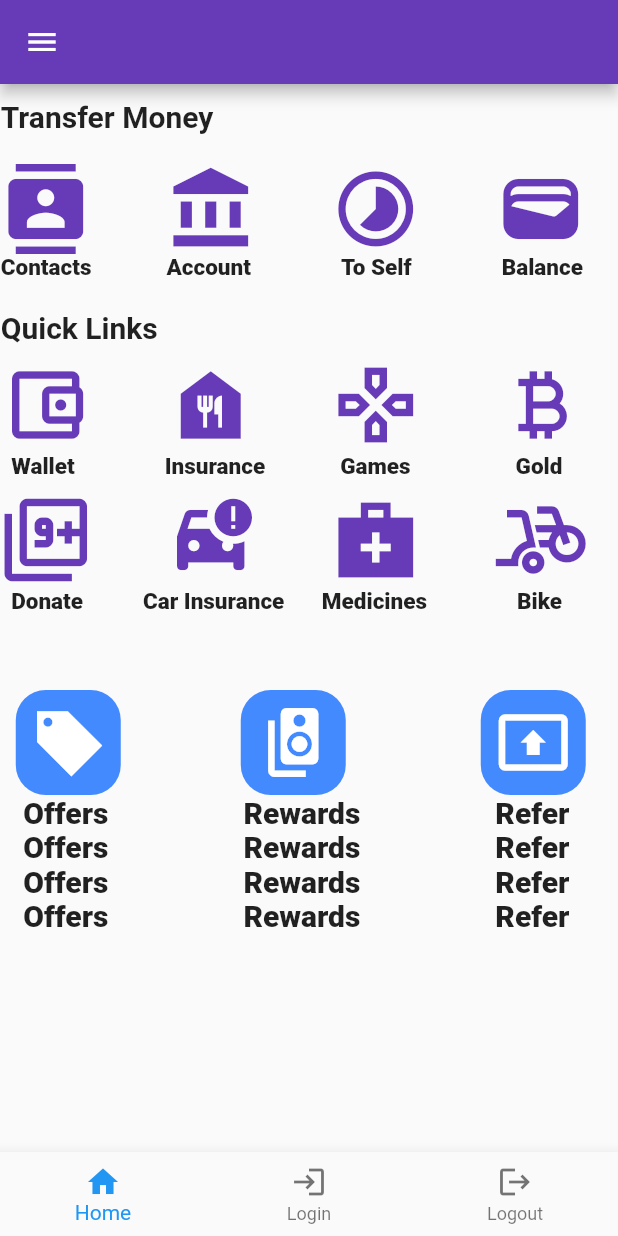
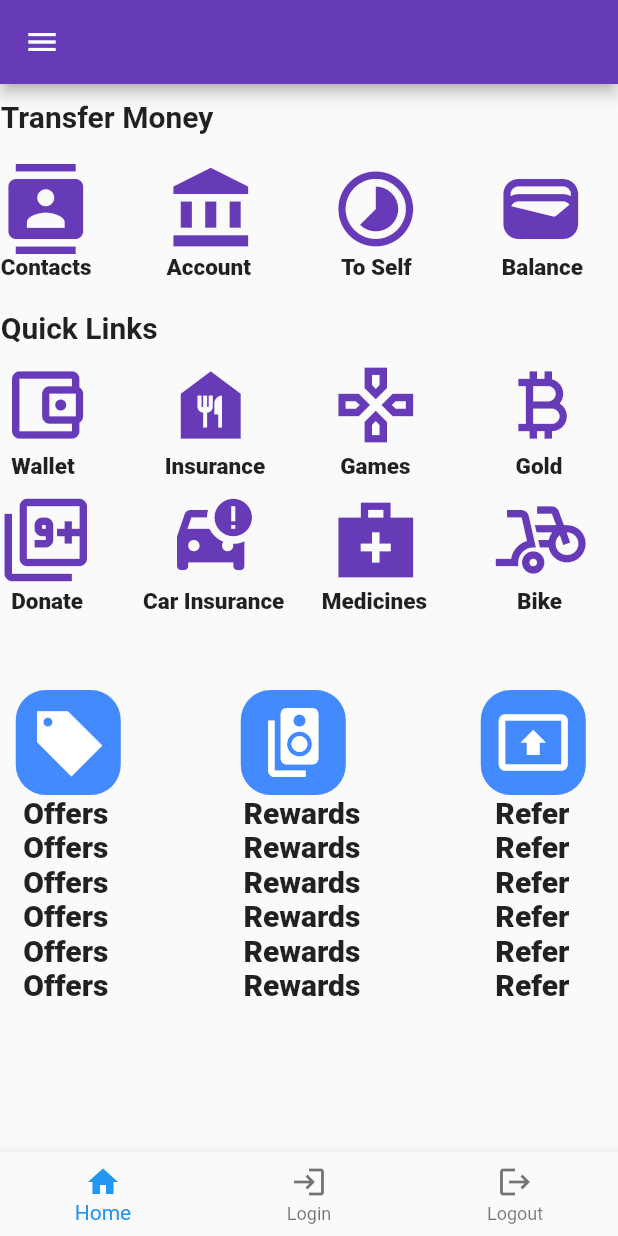
Before and after one commit to LintoBabu/plus, a Flutter app: the screen it shows after launch, on a phone screen of 412 x 824 dp. Run offline on Flutter 3.47's test engine with Material 2 defaults, Android fonts, the phone set to English and light mode, and no system bars.

Commit message:
my first commit with 4 rows

```diff
--- a/lib/main.dart
+++ b/lib/main.dart
@@ -456,6 +456,44 @@ class _phonepeState extends State<phonepe> {
                   ),
                 ],
               ),
+              Row(
+                children: [
+                  SizedBox(width: 15),
+                  Text(
+                    "Offers",
+                    style: TextStyle(fontSize: 20, fontWeight: FontWeight.w900),
+                  ),
+                  SizedBox(width: 90),
+                  Text(
+                    "Rewards",
+                    style: TextStyle(fontSize: 20, fontWeight: FontWeight.w900),
+                  ),
+                  SizedBox(width: 90),
+                  Text(
+                    "Refer",
+                    style: TextStyle(fontSize: 20, fontWeight: FontWeight.w900),
+                  ),
+                ],
+              ),
+              Row(
+                children: [
+                  SizedBox(width: 15),
+                  Text(
+                    "Offers",
+                    style: TextStyle(fontSize: 20, fontWeight: FontWeight.w900),
+                  ),
+                  SizedBox(width: 90),
+                  Text(
+                    "Rewards",
+                    style: TextStyle(fontSize: 20, fontWeight: FontWeight.w900),
+                  ),
+                  SizedBox(width: 90),
+                  Text(
+                    "Refer",
+                    style: TextStyle(fontSize: 20, fontWeight: FontWeight.w900),
+                  ),
+                ],
+              ),
             ],
           ),
         ),
```
